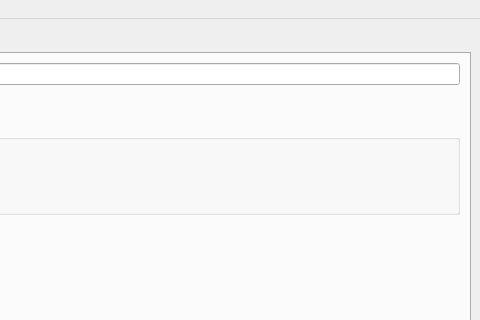
Qt form src/asui/ui/main_application.ui (ornlneutronimaging/HyperCTui) before a commit; both pictures show x 751 to 1231 and y 0 to 320 of the 1231 by 900 pixel window.
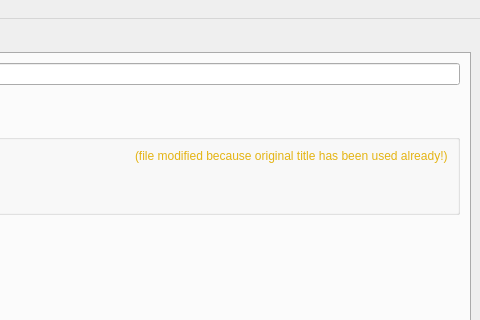
The same form after that commit. The open tabs and pages were chosen to show the change. Icons and pictures are not drawn.

Commit message: program check if file exists already or not and if it does, add an index number at the end. this refs #23

```diff
--- a/src/asui/ui/main_application.ui
+++ b/src/asui/ui/main_application.ui
@@ -368,6 +368,56 @@
              </property>
             </widget>
            </item>
+           <item row="0" column="2">
+            <widget class="QLabel" name="projections_title_message">
+             <property name="minimumSize">
+              <size>
+               <width>200</width>
+               <height>0</height>
+              </size>
+             </property>
+             <property name="palette">
+              <palette>
+               <active>
+                <colorrole role="WindowText">
+                 <brush brushstyle="SolidPattern">
+                  <color alpha="255">
+                   <red>228</red>
+                   <green>180</green>
+                   <blue>19</blue>
+                  </color>
+                 </brush>
+                </colorrole>
+               </active>
+               <inactive>
+                <colorrole role="WindowText">
+                 <brush brushstyle="SolidPattern">
+                  <color alpha="255">
+                   <red>228</red>
+                   <green>180</green>
+                   <blue>19</blue>
+                  </color>
+                 </brush>
+                </colorrole>
+               </inactive>
+               <disabled>
+                <colorrole role="WindowText">
+                 <brush brushstyle="SolidPattern">
+                  <color alpha="255">
+                   <red>127</red>
+                   <green>127</green>
+                   <blue>127</blue>
+                  </color>
+                 </brush>
+                </colorrole>
+               </disabled>
+              </palette>
+             </property>
+             <property name="text">
+              <string>(file modified because original title has been used already!)</string>
+             </property>
+            </widget>
+           </item>
           </layout>
          </widget>
         </item>
```
Left out of the diff: 58 changed lines with no effect on the pictures. The commit also changes 5 other files.
